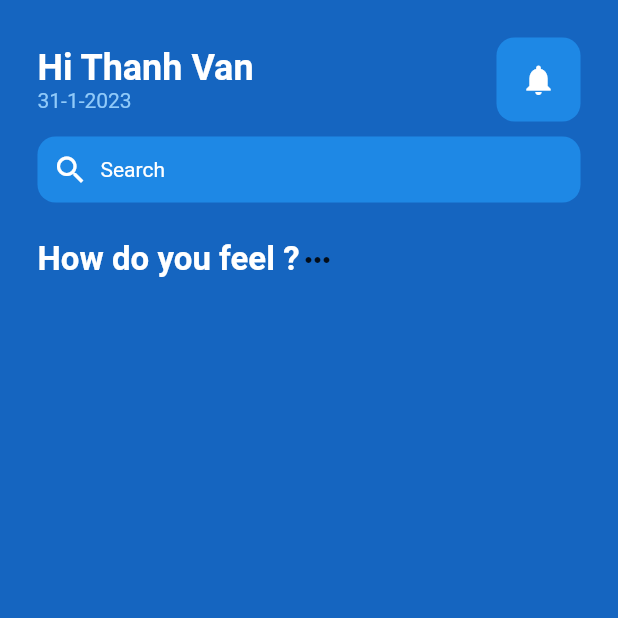
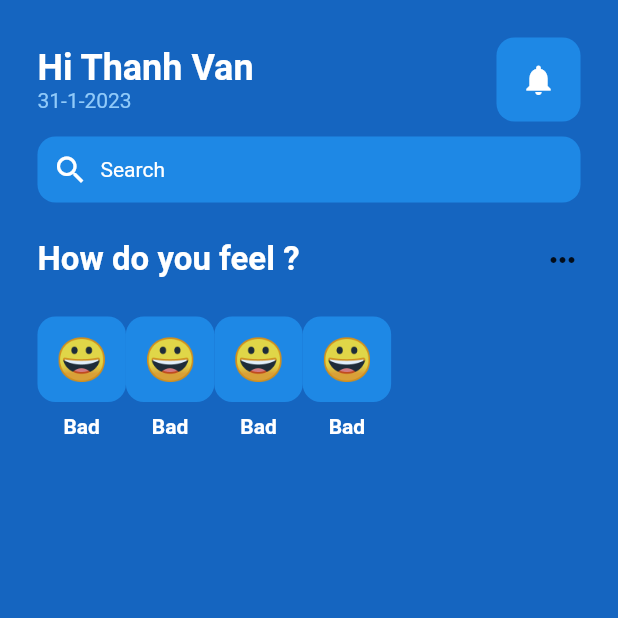
Before and after one commit to thanhdinhvan/mentalhealthapp, a Flutter app: the screen it shows after launch, on a phone screen of 412 x 824 dp, the top half of it. Run offline on Flutter 3.47's test engine with Material 2 defaults, Android fonts, the phone set to English and light mode, and no system bars.

```diff
--- a/lib/Home/home_page.dart
+++ b/lib/Home/home_page.dart
@@ -1,4 +1,5 @@
 import 'package:flutter/material.dart';
+import 'package:mentalhealthapp/util/emotion_face.dart';
 
 class HomePage extends StatefulWidget {
   const HomePage({Key? key}) : super(key: key);
@@ -22,17 +23,19 @@ class _HomePageState extends State<HomePage> {
                 children: [
                   Column(
                       crossAxisAlignment: CrossAxisAlignment.start,
-                children:[
-                Text("Hi Thanh Van",
+                      children: [
+                        Text(
+                          "Hi Thanh Van",
                           style: TextStyle(
                               color: Colors.white,
                               fontSize: 24,
-                  fontWeight: FontWeight.bold),),
+                              fontWeight: FontWeight.bold),
+                        ),
                         Text(
                           "31-1-2023",
                           style: TextStyle(color: Colors.blue[200]),
-                    )]
-              ),
+                        )
+                      ]),
 
                   //Notification
                   Container(
@@ -42,9 +45,11 @@ class _HomePageState extends State<HomePage> {
                     padding: EdgeInsets.all(16),
                     child: Icon(
                       Icons.notifications,
-                  color: Colors.white ,),
+                      color: Colors.white,
+                    ),
                   )
-            ],),
+                ],
+              ),
               SizedBox(
                 height: 10,
               ),
@@ -52,36 +57,103 @@ class _HomePageState extends State<HomePage> {
               Container(
                 decoration: BoxDecoration(
                     color: Colors.blue[600],
-                borderRadius: BorderRadius.circular(12)
-              ),
+                    borderRadius: BorderRadius.circular(12)),
                 padding: EdgeInsets.all(10),
                 child: Row(
                   children: [
-                  Icon(Icons.search,
-                  color: Colors.white,),
-                  SizedBox(width: 8,),
+                    Icon(
+                      Icons.search,
+                      color: Colors.white,
+                    ),
+                    SizedBox(
+                      width: 8,
+                    ),
                     Text(
                       "Search",
-                    style: TextStyle(
-                      color: Colors.white
-                    ),
+                      style: TextStyle(color: Colors.white),
                     )
                   ],
                 ),
               ),
-            SizedBox(height: 25,),
-            Row(
-              children: [
-                Text("How do you feel ?",
+              SizedBox(
+                height: 25,
+              ),
+              Row(mainAxisAlignment: MainAxisAlignment.spaceBetween, children: [
+                Text(
+                  "How do you feel ?",
                   style: TextStyle(
                       color: Colors.white,
                       fontSize: 22,
-                    fontWeight: FontWeight.bold),),
+                      fontWeight: FontWeight.bold),
+                ),
                 Icon(Icons.more_horiz)
-              ]
+              ]),
+              SizedBox(
+                height: 25,
               ),
+              Row(
+                children: [
+                  //bad
+                  Column(children: [
+                    EmoticonFace(
+                      emoticonFace: "😀",
+                    ),
+                    SizedBox(
+                      height: 8,
+                    ),
+                    Text(
+                      "Bad",
+                      style: TextStyle(
+                          color: Colors.white, fontWeight: FontWeight.bold),
+                    )
+                  ]),
 
-          ],),
+                  //fine
+                  Column(children: [
+                    EmoticonFace(
+                      emoticonFace: "😀",
+                    ),
+                    SizedBox(
+                      height: 8,
+                    ),
+                    Text(
+                      "Bad",
+                      style: TextStyle(
+                          color: Colors.white, fontWeight: FontWeight.bold),
+                    )
+                  ]),
+                  //well
+                  Column(children: [
+                    EmoticonFace(
+                      emoticonFace: "😀",
+                    ),
+                    SizedBox(
+                      height: 8,
+                    ),
+                    Text(
+                      "Bad",
+                      style: TextStyle(
+                          color: Colors.white, fontWeight: FontWeight.bold),
+                    )
+                  ]),
+                  //excellent
+                  Column(children: [
+                    EmoticonFace(
+                      emoticonFace: "😀",
+                    ),
+                    SizedBox(
+                      height: 8,
+                    ),
+                    Text(
+                      "Bad",
+                      style: TextStyle(
+                          color: Colors.white, fontWeight: FontWeight.bold),
+                    )
+                  ]),
+                ],
+              )
+            ],
+          ),
         ),
       ),
     );
--- /dev/null
+++ b/lib/util/emotion_face.dart
@@ -0,0 +1,29 @@
+import 'package:flutter/material.dart';
+
+class EmoticonFace extends StatelessWidget {
+
+  final String emoticonFace;
+
+  const EmoticonFace({
+    Key? key,
+    required this.emoticonFace
+    }) : super(key: key);
+
+  @override
+  Widget build(BuildContext context) {
+    return Container(
+      decoration: BoxDecoration(
+        color: Colors.blue[600],
+        borderRadius: BorderRadius.circular(12),
+      ),
+      padding: EdgeInsets.all(12),
+      child: Center(
+        child: Text(
+          emoticonFace,
+          style: TextStyle(
+            fontSize: 28
+          ),),
+      ),
+    );
+  }
+}
```
Lines whose indentation alone changed are shown as unchanged.
